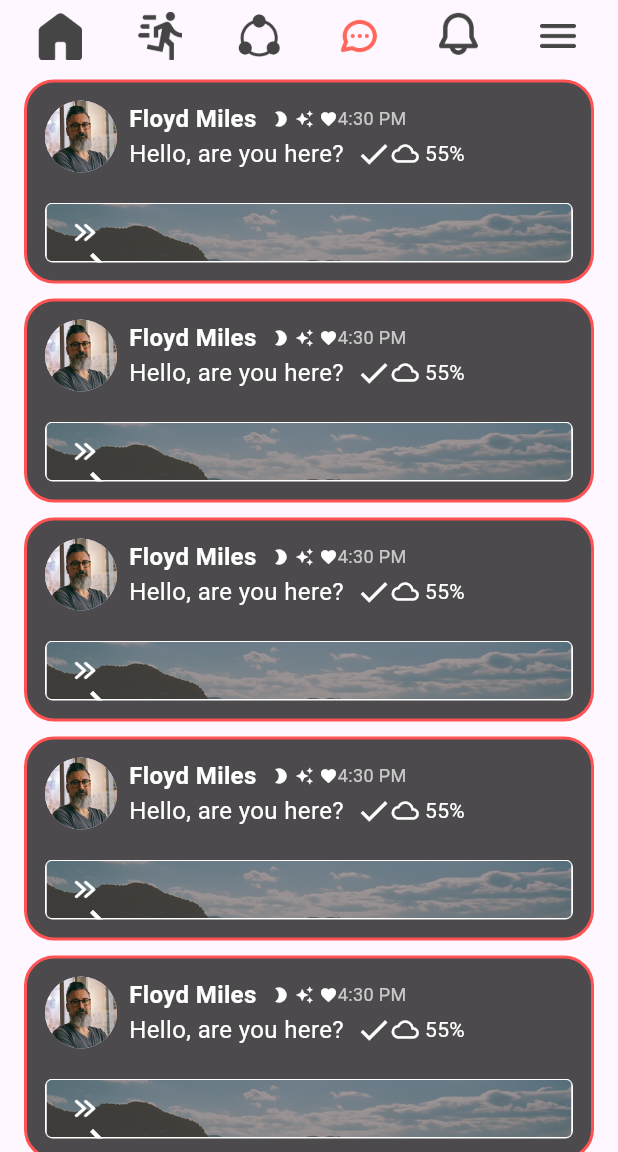
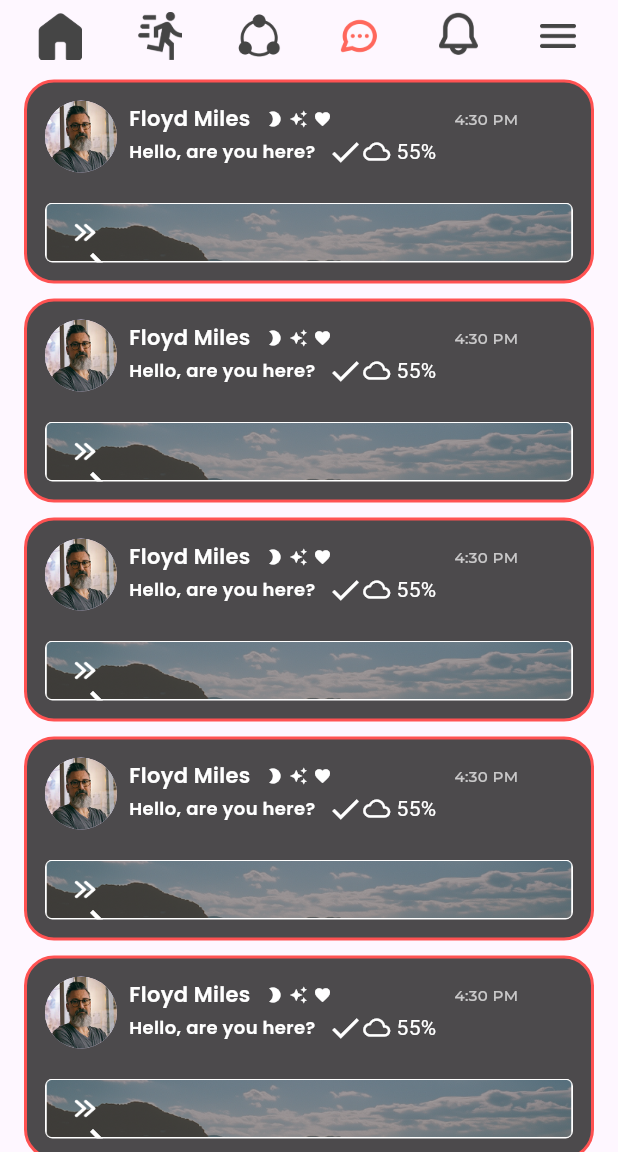
Before and after one commit to NafimAhmed/soulee-test, a Flutter app: the screen it shows after launch, on a phone screen of 412 x 824 dp, the part 84-1236 px from its top. Run offline on Flutter 3.47's test engine with Material 3 defaults, Android fonts, the phone set to English and light mode, and no system bars; our stand-ins replace get, google_fonts.

Commit message:
home page done

```diff
--- a/lib/app/component/chat_card.dart
+++ b/lib/app/component/chat_card.dart
@@ -1,6 +1,8 @@
 
 
 import 'package:flutter/material.dart';
+import 'package:get/get.dart';
+import 'package:google_fonts/google_fonts.dart';
 
 class ChatCard extends StatelessWidget {
   const ChatCard({super.key});
@@ -44,15 +46,16 @@ class ChatCard extends StatelessWidget {
               crossAxisAlignment: CrossAxisAlignment.start,
               children: [
                 Row(
+                  mainAxisAlignment: MainAxisAlignment.spaceBetween,
                   children: [
                     Row(
-                      children: const [
+                      children: [
                         Text(
                           'Floyd Miles',
-                          style: TextStyle(
+                          style: GoogleFonts.poppins(
                             color: Colors.white,
-                            fontWeight: FontWeight.bold,
-                            fontSize: 16,
+                            fontWeight: FontWeight.w600,
+                            fontSize: 14,
                           ),
                         ),
                         SizedBox(width: 10),
@@ -63,9 +66,10 @@ class ChatCard extends StatelessWidget {
                         Icon(Icons.favorite, color: Colors.white, size: 12),
                       ],
                     ),
-                    const Text(
+                    SizedBox(width: Get.width-330,),
+                     Text(
                       '4:30 PM',
-                      style: TextStyle(color: Colors.white70, fontSize: 12),
+                      style: GoogleFonts.montserrat(color: Colors.white70, fontSize: 10,fontWeight: FontWeight.w500),
                     ),
                   ],
                 ),
@@ -74,7 +78,7 @@ class ChatCard extends StatelessWidget {
                   children: [
                     Text(
                       'Hello, are you here?',
-                      style: TextStyle(color: Colors.white, fontSize: 16),
+                      style: GoogleFonts.poppins(color: Colors.white, fontSize: 12,fontWeight: FontWeight.w600),
                     ),
 
                     const SizedBox(width: 8),
--- a/pubspec.yaml
+++ b/pubspec.yaml
@@ -28,6 +28,7 @@ environment:
 # the latest version available on pub.dev. To see which dependencies have newer
 # versions available, run `flutter pub outdated`.
 dependencies:
+  google_fonts: ^6.2.1
   flutter:
     sdk: flutter
 
```
Also changed, not shown: pubspec.lock, 1 other file.
